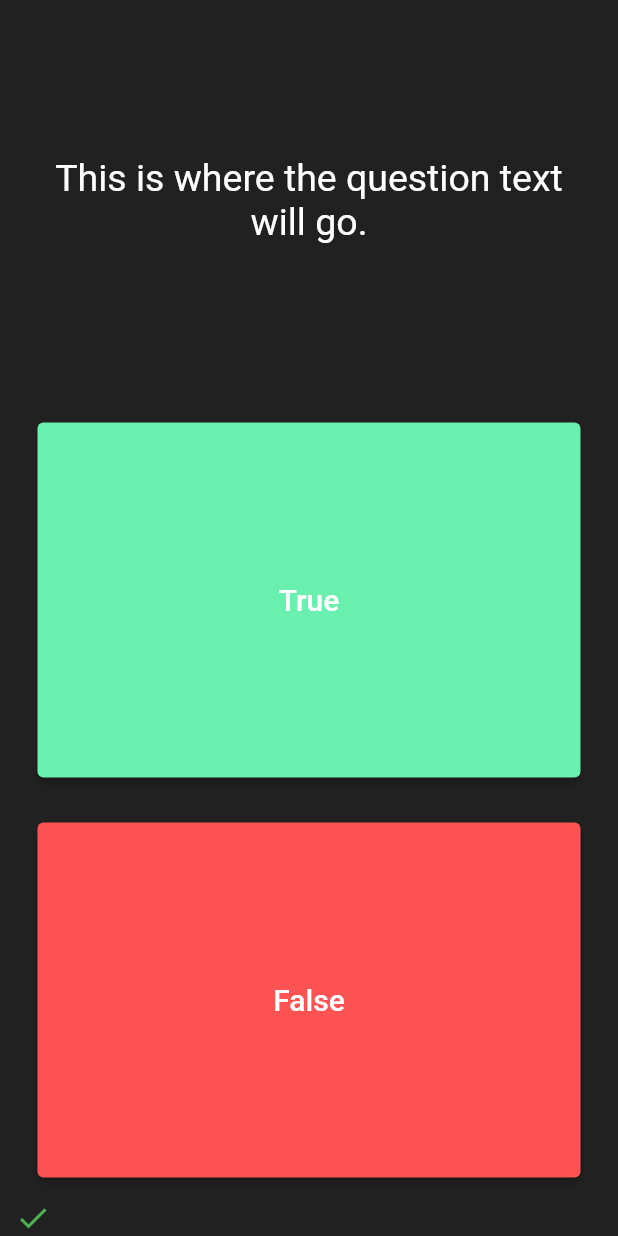
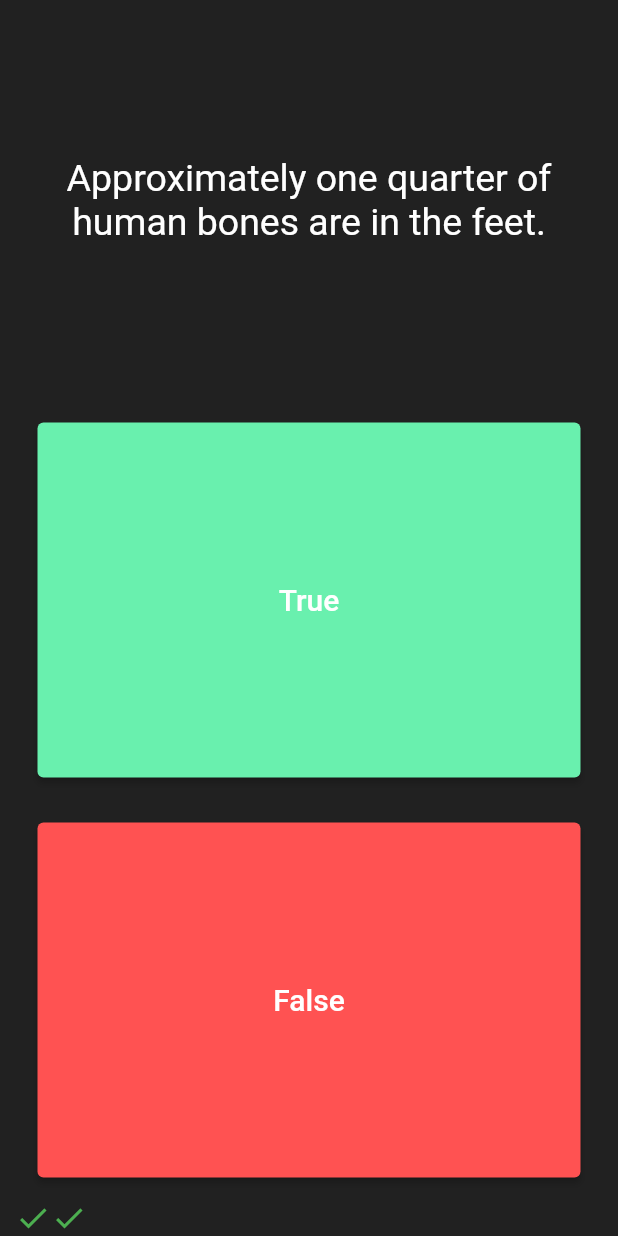
Before and after one commit to Reisuke1231/quizzler_flutter, a Flutter app: the screen it shows after launch, after a tap on "True", after a tap on "False", on a phone screen of 412 x 824 dp. Run offline on Flutter 3.47's test engine with Material 2 defaults, Android fonts, the phone set to English and light mode, and no system bars.

Commit message:
Simplify the source code by making it common.

```diff
--- a/lib/main.dart
+++ b/lib/main.dart
@@ -1,8 +1,10 @@
 import 'package:flutter/material.dart';
 
-void main() {
-  runApp(const Quizzler());
-}
+import 'quiz_brain.dart';
+
+QuizBrain quizBrain = QuizBrain();
+
+void main() => runApp(const Quizzler());
 
 class Quizzler extends StatelessWidget {
   const Quizzler({Key? key}) : super(key: key);
@@ -33,18 +35,37 @@ class QuizPage extends StatefulWidget {
 class _QuizPageState extends State<QuizPage> {
   List<Icon> scoreKeeper = [];
 
+  void checkAnswer(bool userPickedAnswer) {
+    bool correctAnswer = quizBrain.getCorrectAnswer();
+
+    setState(() {
+      if (correctAnswer == userPickedAnswer) {
+        scoreKeeper.add(const Icon(
+          Icons.check,
+          color: Colors.green,
+        ));
+      } else {
+        scoreKeeper.add(const Icon(
+          Icons.close,
+          color: Colors.red,
+        ));
+      }
+      quizBrain.nextQuestion();
+    });
+  }
+
   @override
   Widget build(BuildContext context) {
     return Column(
       mainAxisAlignment: MainAxisAlignment.spaceBetween,
       crossAxisAlignment: CrossAxisAlignment.stretch,
       children: <Widget>[
-        const Expanded(
+        Expanded(
           child: Padding(
             padding: EdgeInsets.all(10.0),
             child: Center(
               child: Text(
-                'This is where the question text will go.',
+                quizBrain.getQuestionText(),
                 textAlign: TextAlign.center,
                 style: TextStyle(
                   fontSize: 25.0,
@@ -76,14 +97,7 @@ class _QuizPageState extends State<QuizPage> {
                 ),
               ),
               onPressed: () {
-                setState(() {
-                  scoreKeeper.add(
-                    const Icon(
-                      Icons.check,
-                      color: Colors.green,
-                    ),
-                  );
-                });
+                checkAnswer(true);
               },
             ),
           ),
@@ -110,7 +124,7 @@ class _QuizPageState extends State<QuizPage> {
                 ),
               ),
               onPressed: () {
-                //TODO: User picked Flase
+                checkAnswer(false);
               },
             ),
           ),
```
